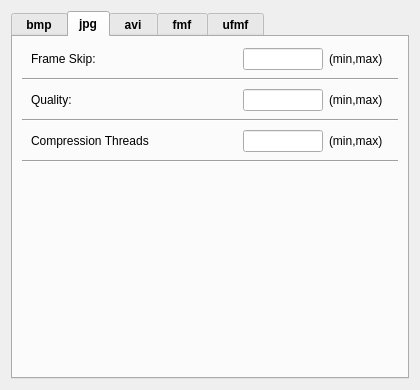
Before: the Qt Designer form src/gui/logging_settings_dialog.ui in janelia-idf/bias, drawn with Qt 5.
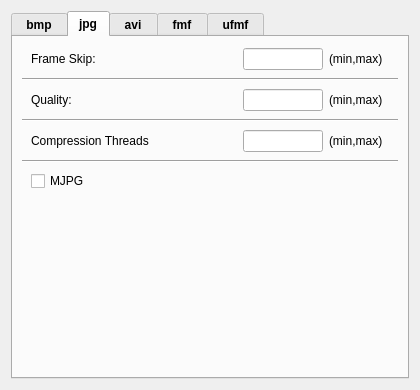
After: the same form once the commit is applied. The open tabs and pages were chosen to show the change.

Commit message: Worked on mjpg logger.`

What changed in the file:
```diff
--- a/src/gui/logging_settings_dialog.ui
+++ b/src/gui/logging_settings_dialog.ui
@@ -569,6 +569,44 @@
          </property>
         </widget>
        </item>
+       <item>
+        <widget class="QWidget" name="mjpgWidgetPtr_" native="true">
+         <layout class="QHBoxLayout" name="horizontalLayout_11">
+          <property name="topMargin">
+           <number>2</number>
+          </property>
+          <property name="bottomMargin">
+           <number>2</number>
+          </property>
+          <item>
+           <widget class="QCheckBox" name="jpgMjpgFlagCheckBoxPtr_">
+            <property name="font">
+             <font>
+              <weight>50</weight>
+              <bold>false</bold>
+             </font>
+            </property>
+            <property name="text">
+             <string>MJPG</string>
+            </property>
+           </widget>
+          </item>
+          <item>
+           <spacer name="horizontalSpacer_26">
+            <property name="orientation">
+             <enum>Qt::Horizontal</enum>
+            </property>
+            <property name="sizeHint" stdset="0">
+             <size>
+              <width>308</width>
+              <height>20</height>
+             </size>
+            </property>
+           </spacer>
+          </item>
+         </layout>
+        </widget>
+       </item>
        <item>
         <spacer name="verticalSpacer_4">
          <property name="orientation">
```
The commit also changes 14 other files.
